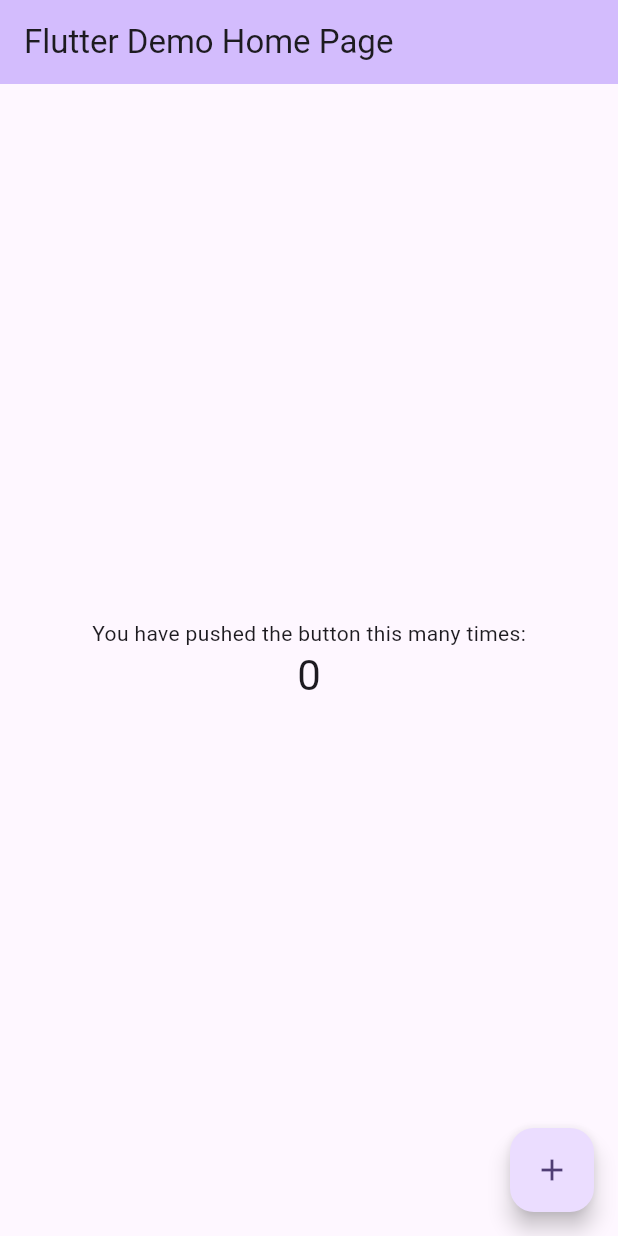
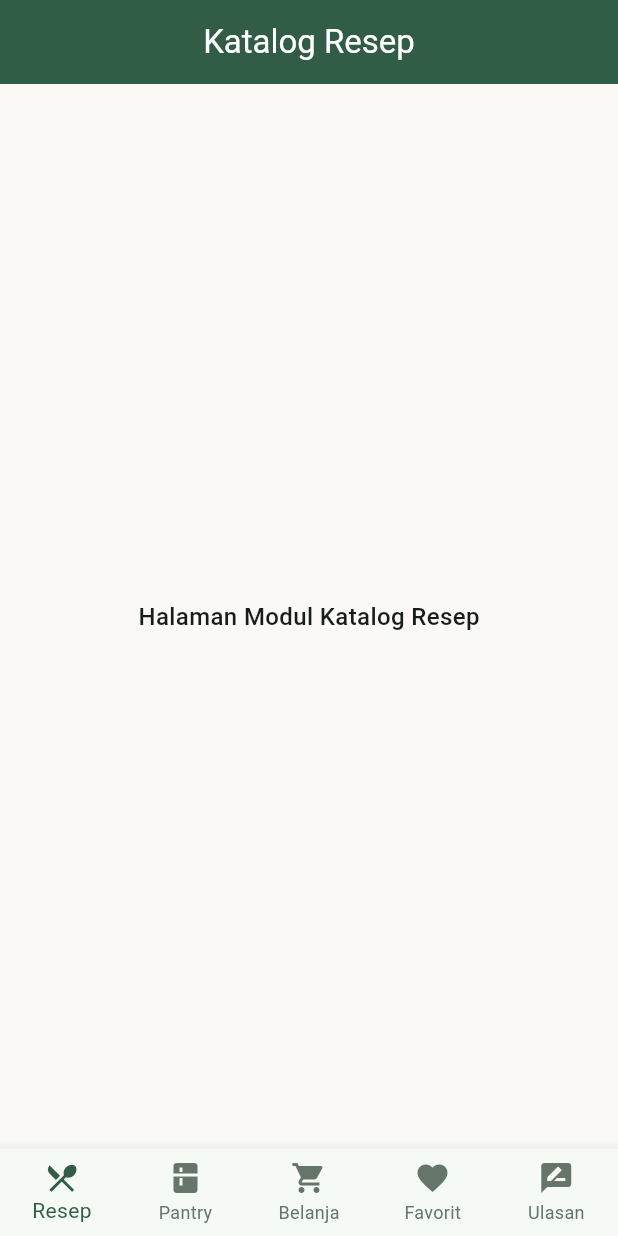
Before and after one commit to PBP-kel-3A/leftover_mobile, a Flutter app: the screen it shows after launch, on a phone screen of 412 x 824 dp. Run offline on Flutter 3.47's test engine with Material 3 defaults, Android fonts, the phone set to English and light mode, and no system bars.

Commit message:
feat: inisialisasi kerangka navigasi dan halaman placeholder modul

```diff
--- a/lib/main.dart
+++ b/lib/main.dart
@@ -1,122 +1,32 @@
 import 'package:flutter/material.dart';
+import 'package:leftover_mobile/screens/main_screen.dart';
 
 void main() {
-  runApp(const MyApp());
+  runApp(const LeftOverApp());
 }
 
-class MyApp extends StatelessWidget {
-  const MyApp({super.key});
+class LeftOverApp extends StatelessWidget {
+  const LeftOverApp({super.key});
 
-  // This widget is the root of your application.
   @override
   Widget build(BuildContext context) {
     return MaterialApp(
-      title: 'Flutter Demo',
+      title: 'LeftOver',
+      debugShowCheckedModeBanner: false,
       theme: ThemeData(
-        // This is the theme of your application.
-        //
-        // TRY THIS: Try running your application with "flutter run". You'll see
-        // the application has a purple toolbar. Then, without quitting the app,
-        // try changing the seedColor in the colorScheme below to Colors.green
-        // and then invoke "hot reload" (save your changes or press the "hot
-        // reload" button in a Flutter-supported IDE, or press "r" if you used
-        // the command line to start the app).
-        //
-        // Notice that the counter didn't reset back to zero; the application
-        // state is not lost during the reload. To reset the state, use hot
-        // restart instead.
-        //
-        // This works for code too, not just values: Most code changes can be
-        // tested with just a hot reload.
-        colorScheme: .fromSeed(seedColor: Colors.deepPurple),
+        useMaterial3: true,
+        colorScheme: ColorScheme.fromSeed(
+          seedColor: const Color(0xFF315D47),
+          primary: const Color(0xFF315D47),
+        ),
+        scaffoldBackgroundColor: const Color(0xFFFAF9F6),
+        appBarTheme: const AppBarTheme(
+          backgroundColor: Color(0xFF315D47),
+          foregroundColor: Colors.white,
+          centerTitle: true,
+        ),
       ),
-      home: const MyHomePage(title: 'Flutter Demo Home Page'),
+      home: const MainScreen(),
     );
   }
 }
-
-class MyHomePage extends StatefulWidget {
-  const MyHomePage({super.key, required this.title});
-
-  // This widget is the home page of your application. It is stateful, meaning
-  // that it has a State object (defined below) that contains fields that affect
-  // how it looks.
-
-  // This class is the configuration for the state. It holds the values (in this
-  // case the title) provided by the parent (in this case the App widget) and
-  // used by the build method of the State. Fields in a Widget subclass are
-  // always marked "final".
-
-  final String title;
-
-  @override
-  State<MyHomePage> createState() => _MyHomePageState();
-}
-
-class _MyHomePageState extends State<MyHomePage> {
-  int _counter = 0;
-
-  void _incrementCounter() {
-    setState(() {
-      // This call to setState tells the Flutter framework that something has
-      // changed in this State, which causes it to rerun the build method below
-      // so that the display can reflect the updated values. If we changed
-      // _counter without calling setState(), then the build method would not be
-      // called again, and so nothing would appear to happen.
-      _counter++;
-    });
-  }
-
-  @override
-  Widget build(BuildContext context) {
-    // This method is rerun every time setState is called, for instance as done
-    // by the _incrementCounter method above.
-    //
-    // The Flutter framework has been optimized to make rerunning build methods
-    // fast, so that you can just rebuild anything that needs updating rather
-    // than having to individually change instances of widgets.
-    return Scaffold(
-      appBar: AppBar(
-        // TRY THIS: Try changing the color here to a specific color (to
-        // Colors.amber, perhaps?) and trigger a hot reload to see the AppBar
-        // change color while the other colors stay the same.
-        backgroundColor: Theme.of(context).colorScheme.inversePrimary,
-        // Here we take the value from the MyHomePage object that was created by
-        // the App.build method, and use it to set our appbar title.
-        title: Text(widget.title),
-      ),
-      body: Center(
-        // Center is a layout widget. It takes a single child and positions it
-        // in the middle of the parent.
-        child: Column(
-          // Column is also a layout widget. It takes a list of children and
-          // arranges them vertically. By default, it sizes itself to fit its
-          // children horizontally, and tries to be as tall as its parent.
-          //
-          // Column has various properties to control how it sizes itself and
-          // how it positions its children. Here we use mainAxisAlignment to
-          // center the children vertically; the main axis here is the vertical
-          // axis because Columns are vertical (the cross axis would be
-          // horizontal).
-          //
-          // TRY THIS: Invoke "debug painting" (choose the "Toggle Debug Paint"
-          // action in the IDE, or press "p" in the console), to see the
-          // wireframe for each widget.
-          mainAxisAlignment: .center,
-          children: [
-            const Text('You have pushed the button this many times:'),
-            Text(
-              '$_counter',
-              style: Theme.of(context).textTheme.headlineMedium,
-            ),
-          ],
-        ),
-      ),
-      floatingActionButton: FloatingActionButton(
-        onPressed: _incrementCounter,
-        tooltip: 'Increment',
-        child: const Icon(Icons.add),
-      ),
-    );
-  }
-}
--- /dev/null
+++ b/lib/screens/favorit_page.dart
@@ -0,0 +1,20 @@
+import 'package:flutter/material.dart';
+
+class FavoritPage extends StatelessWidget {
+  const FavoritPage({super.key});
+
+  @override
+  Widget build(BuildContext context) {
+    return Scaffold(
+      appBar: AppBar(
+        title: const Text('Favorit'),
+      ),
+      body: const Center(
+        child: Text(
+          'Halaman Modul Favorit',
+          style: TextStyle(fontSize: 16, fontWeight: FontWeight.w500),
+        ),
+      ),
+    );
+  }
+}
--- /dev/null
+++ b/lib/screens/katalog_resep_page.dart
@@ -0,0 +1,20 @@
+import 'package:flutter/material.dart';
+
+class KatalogResepPage extends StatelessWidget {
+  const KatalogResepPage({super.key});
+
+  @override
+  Widget build(BuildContext context) {
+    return Scaffold(
+      appBar: AppBar(
+        title: const Text('Katalog Resep'),
+      ),
+      body: const Center(
+        child: Text(
+          'Halaman Modul Katalog Resep',
+          style: TextStyle(fontSize: 16, fontWeight: FontWeight.w500),
+        ),
+      ),
+    );
+  }
+}
--- /dev/null
+++ b/lib/screens/main_screen.dart
@@ -0,0 +1,67 @@
+import 'package:flutter/material.dart';
+import 'katalog_resep_page.dart';
+import 'pantry_tracker_page.dart';
+import 'shopping_list_page.dart';
+import 'favorit_page.dart';
+import 'reviews_page.dart';
+
+class MainScreen extends StatefulWidget {
+  const MainScreen({super.key});
+
+  @override
+  State<MainScreen> createState() => _MainScreenState();
+}
+
+class _MainScreenState extends State<MainScreen> {
+  int _selectedIndex = 0;
+
+  final List<Widget> _pages = const [
+    KatalogResepPage(),
+    PantryTrackerPage(),
+    ShoppingListPage(),
+    FavoritPage(),
+    ReviewsPage(),
+  ];
+
+  void _onItemTapped(int index) {
+    setState(() {
+      _selectedIndex = index;
+    });
+  }
+
+  @override
+  Widget build(BuildContext context) {
+    return Scaffold(
+      body: _pages[_selectedIndex],
+      bottomNavigationBar: BottomNavigationBar(
+        type: BottomNavigationBarType.fixed,
+        currentIndex: _selectedIndex,
+        selectedItemColor: const Color(0xFF315D47),
+        unselectedItemColor: const Color(0xFF65756A),
+        onTap: _onItemTapped,
+        items: const [
+          BottomNavigationBarItem(
+            icon: Icon(Icons.restaurant_menu),
+            label: 'Resep',
+          ),
+          BottomNavigationBarItem(
+            icon: Icon(Icons.kitchen),
+            label: 'Pantry',
+          ),
+          BottomNavigationBarItem(
+            icon: Icon(Icons.shopping_cart),
+            label: 'Belanja',
+          ),
+          BottomNavigationBarItem(
+            icon: Icon(Icons.favorite),
+            label: 'Favorit',
+          ),
+          BottomNavigationBarItem(
+            icon: Icon(Icons.rate_review),
+            label: 'Ulasan',
+          ),
+        ],
+      ),
+    );
+  }
+}
```
Also changed, not shown: lib/screens/pantry_tracker_page.dart (added, +20 -0 lines), lib/screens/reviews_page.dart (added, +20 -0 lines), lib/screens/shopping_list_page.dart (added, +20 -0 lines), 1 other file.
